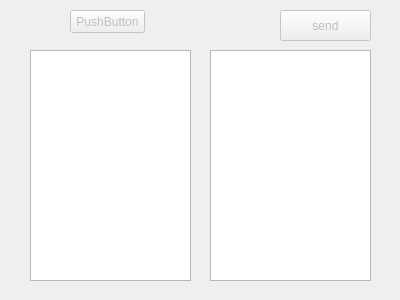
xyzyx233/QT_TcpServer, file serverdialog.ui: the form before one commit.
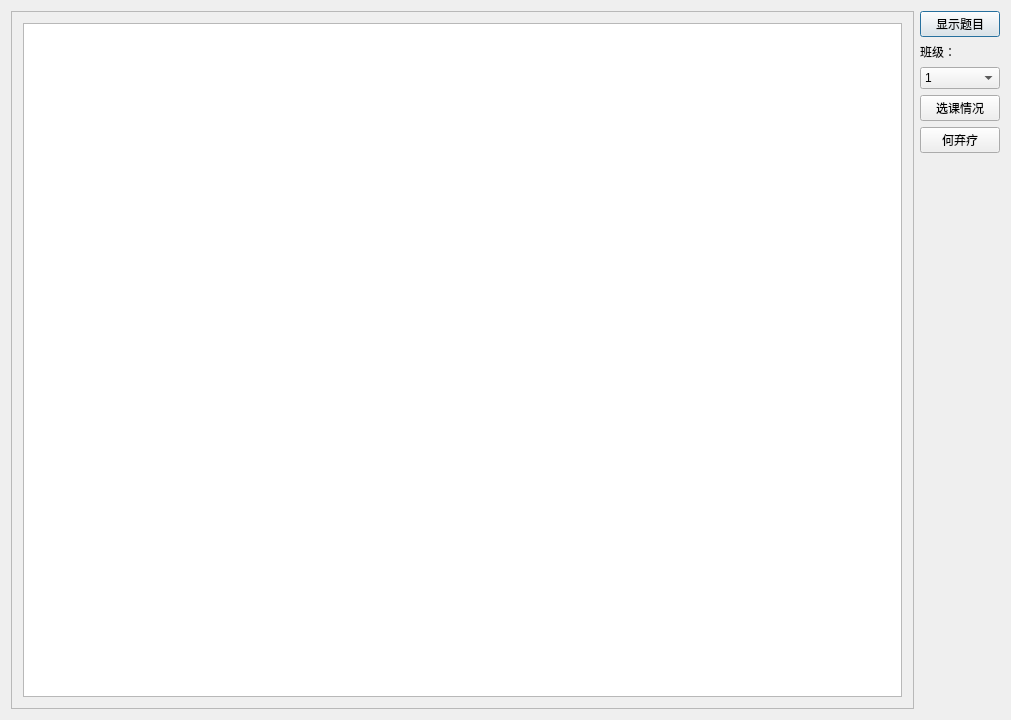
The form after the commit.

Diff of the .ui file:
```diff
--- a/serverdialog.ui
+++ b/serverdialog.ui
@@ -6,65 +6,111 @@
    <rect>
     <x>0</x>
     <y>0</y>
-    <width>400</width>
-    <height>300</height>
+    <width>1011</width>
+    <height>720</height>
    </rect>
   </property>
   <property name="windowTitle">
    <string>ServerDialog</string>
   </property>
-  <widget class="QTextEdit" name="output">
-   <property name="geometry">
-    <rect>
-     <x>30</x>
-     <y>50</y>
-     <width>161</width>
-     <height>231</height>
-    </rect>
-   </property>
-  </widget>
-  <widget class="QPushButton" name="send">
-   <property name="enabled">
-    <bool>false</bool>
-   </property>
-   <property name="geometry">
-    <rect>
-     <x>280</x>
-     <y>10</y>
-     <width>91</width>
-     <height>31</height>
-    </rect>
-   </property>
-   <property name="text">
-    <string>send</string>
-   </property>
-  </widget>
-  <widget class="QTextEdit" name="conne">
-   <property name="geometry">
-    <rect>
-     <x>210</x>
-     <y>50</y>
-     <width>161</width>
-     <height>231</height>
-    </rect>
-   </property>
-  </widget>
-  <widget class="QPushButton" name="selpath">
-   <property name="enabled">
-    <bool>false</bool>
-   </property>
-   <property name="geometry">
-    <rect>
-     <x>70</x>
-     <y>10</y>
-     <width>75</width>
-     <height>23</height>
-    </rect>
-   </property>
-   <property name="text">
-    <string>PushButton</string>
-   </property>
-  </widget>
+  <layout class="QHBoxLayout" name="horizontalLayout">
+   <item>
+    <widget class="QScrollArea" name="scrollArea">
+     <property name="widgetResizable">
+      <bool>true</bool>
+     </property>
+     <widget class="QWidget" name="scrollAreaWidgetContents">
+      <property name="geometry">
+       <rect>
+        <x>0</x>
+        <y>0</y>
+        <width>908</width>
+        <height>700</height>
+       </rect>
+      </property>
+      <layout class="QVBoxLayout" name="verticalLayout_3">
+       <item>
+        <layout class="QVBoxLayout" name="verticalLayout_2" stretch="10000">
+         <item>
+          <widget class="QTableView" name="output"/>
+         </item>
+        </layout>
+       </item>
+      </layout>
+     </widget>
+    </widget>
+   </item>
+   <item>
+    <layout class="QVBoxLayout" name="verticalLayout">
+     <item>
+      <widget class="QPushButton" name="selpath">
+       <property name="enabled">
+        <bool>true</bool>
+       </property>
+       <property name="text">
+        <string>显示题目</string>
+       </property>
+      </widget>
+     </item>
+     <item>
+      <widget class="QLabel" name="label">
+       <property name="text">
+        <string>班级：</string>
+       </property>
+      </widget>
+     </item>
+     <item>
+      <widget class="QComboBox" name="comboBox">
+       <item>
+        <property name="text">
+         <string>1</string>
+        </property>
+       </item>
+       <item>
+        <property name="text">
+         <string>2</string>
+        </property>
+       </item>
+       <item>
+        <property name="text">
+         <string>3</string>
+        </property>
+       </item>
+      </widget>
+     </item>
+     <item>
+      <widget class="QPushButton" name="send">
+       <property name="enabled">
+        <bool>true</bool>
+       </property>
+       <property name="text">
+        <string>选课情况</string>
+       </property>
+      </widget>
+     </item>
+     <item>
+      <widget class="QPushButton" name="exit">
+       <property name="text">
+        <string>何弃疗</string>
+       </property>
+      </widget>
+     </item>
+     <item>
+      <spacer name="verticalSpacer_2">
+       <property name="orientation">
+        <enum>Qt::Vertical</enum>
+       </property>
+       <property name="sizeHint" stdset="0">
+        <size>
+         <width>20</width>
+         <height>40</height>
+        </size>
+       </property>
+      </spacer>
+     </item>
+    </layout>
+   </item>
+  </layout>
  </widget>
  <layoutdefault spacing="6" margin="11"/>
  <resources/>
```
